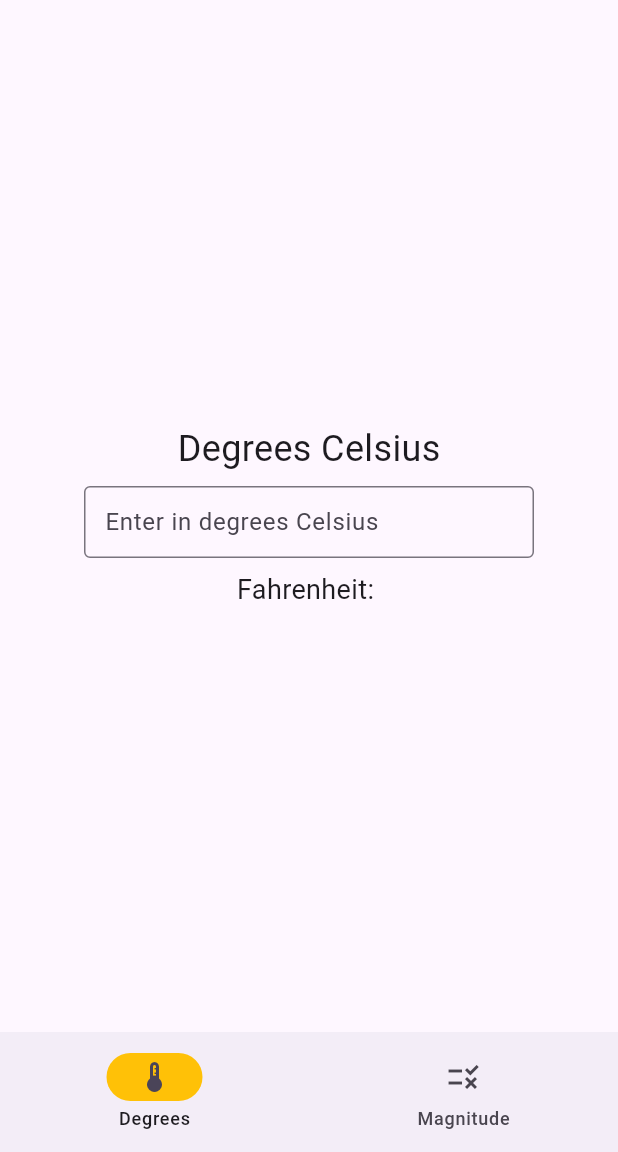
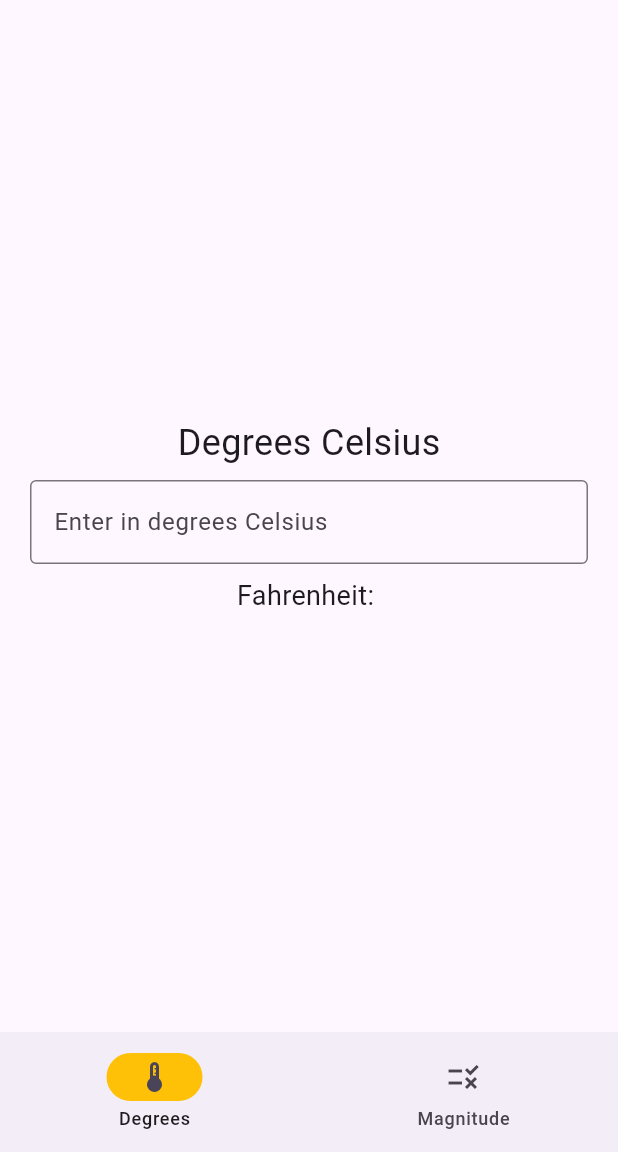
Before and after one commit to SamuelAroca/parcial_movil, a Flutter app: the screen it shows after launch, on a phone screen of 412 x 824 dp, the part 84-1236 px from its top. Run offline on Flutter 3.47's test engine with Material 3 defaults, Android fonts, the phone set to English and light mode, and no system bars.

Commit message:
Update degrees.dart

```diff
--- a/lib/screens/degrees.dart
+++ b/lib/screens/degrees.dart
@@ -30,33 +30,14 @@ class _Degrees extends State<Degrees> {
                   style: TextStyle(fontSize: 24),
                 ),
                 const SizedBox(height: 8),
-                SizedBox(
-                    width: 300,
-                    child: TextField(
-                      controller: inputController,
-                      keyboardType: TextInputType.number,
-                      decoration: const InputDecoration(
-                        hintText: 'Enter in degrees Celsius',
-                        border: OutlineInputBorder(),
-                        contentPadding: EdgeInsets.symmetric(horizontal: 10),
-                      ),
-                      onChanged: (value) {
-                        setState(() {
-                          if (value.isEmpty) {
-                            celsius = null;
-                            fahrenheit = null;
-                          } else if (value.contains(',') ||
-                              value.contains('-')) {
-                            _showInvalidInputAlert();
-                          } else {
-                            celsius = num.tryParse(value);
-                            if (celsius != null) {
-                              fahrenheit = convertToFahrenheit(celsius!);
-                            }
-                          }
-                        });
-                      },
-                    )),
+                const SizedBox(width: 300),
+                _buildTextField(
+                  controller: inputController,
+                  label: 'Enter in degrees Celsius',
+                  onChanged: (value) {
+                    onChange(value);
+                  },
+                ),
                 const SizedBox(height: 8),
                 Text(
                   'Fahrenheit: ${fahrenheit?.toStringAsFixed(2) ?? ''}',
@@ -70,29 +51,48 @@ class _Degrees extends State<Degrees> {
     );
   }
 
+  Widget _buildTextField({
+    required TextEditingController controller,
+    required String label,
+    required void Function(String) onChanged,
+  }) {
+    return TextField(
+      controller: controller,
+      keyboardType: TextInputType.number,
+      decoration: InputDecoration(
+        labelText: label,
+        border: const OutlineInputBorder(),
+        errorText: _getErrorText(controller.text),
+      ),
+      onChanged: onChanged,
+    );
+  }
+
+  void onChange(String value) {
+    setState(() {
+      if (value.isEmpty) {
+        celsius = null;
+        fahrenheit = null;
+      } else {
+        celsius = num.tryParse(value);
+        if (celsius != null) {
+          fahrenheit = convertToFahrenheit(celsius!);
+        }
+      }
+    });
+  }
+
   num convertToFahrenheit(num celsius) {
     return (celsius * 9 / 5) + 32;
   }
 
-  void _showInvalidInputAlert() {
-    inputController.text = '';
-    showDialog(
-      context: context,
-      builder: (BuildContext context) {
-        return AlertDialog(
-          title: const Text('Invalid Input'),
-          content: const Text(
-              'Please enter a valid Celsius value without commas or negative signs.'),
-          actions: [
-            TextButton(
-              onPressed: () {
-                Navigator.of(context).pop();
-              },
-              child: const Text('OK'),
-            ),
-          ],
-        );
-      },
-    );
+  String? _getErrorText(String? value) {
+    if (value == null || value.isEmpty) {
+      return null;
+    }
+    if (value.contains(',') || value.contains('-')) {
+      return 'Please enter a valid number';
+    }
+    return null;
   }
 }
```
